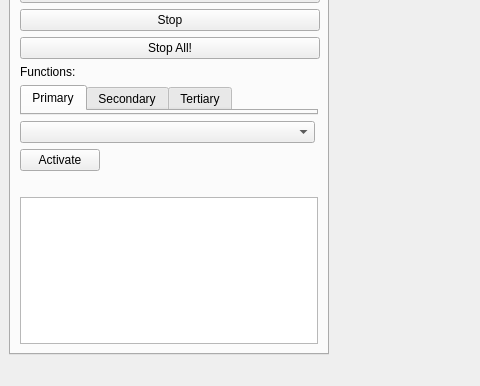
Above: mainwindow.ui from penguintutor/pyvlcb before the change; both pictures show x 0 to 480 and y 414 to 800 of the 945 by 800 pixel window. Below: the same form after it.
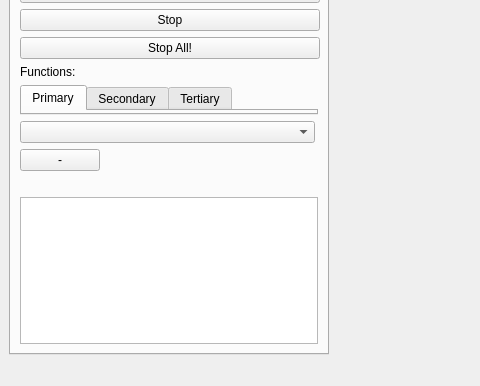
That is the form after the change. Custom widgets are drawn as their Qt base class.

```diff
--- a/mainwindow.ui
+++ b/mainwindow.ui
@@ -338,7 +338,7 @@
              </size>
             </property>
             <property name="text">
-             <string>Activate</string>
+             <string>-</string>
             </property>
            </widget>
           </item>
```
Left out of the diff: 2 changed lines with no effect on the pictures.
